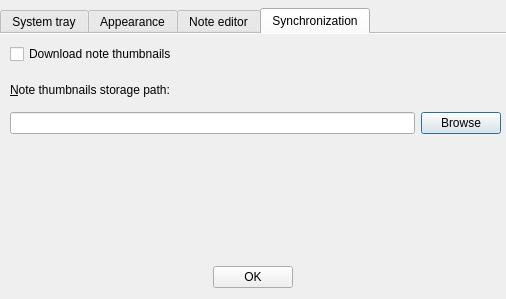
Above: src/dialogs/PreferencesDialog.ui from d1vanov/quentier before the change. Below: the same form after it.
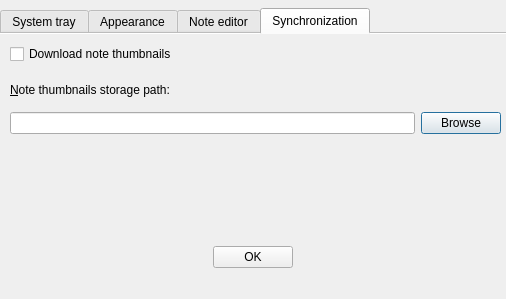
That is the form after the change.

```diff
--- a/src/dialogs/PreferencesDialog.ui
+++ b/src/dialogs/PreferencesDialog.ui
@@ -258,7 +258,7 @@
         <string>Download note thumbnails</string>
        </property>
       </widget>
-      <widget class="QWidget" name="">
+      <widget class="QWidget" name="layoutWidget1">
        <property name="geometry">
         <rect>
          <x>10</x>
@@ -330,6 +330,9 @@
      </item>
     </layout>
    </item>
+   <item>
+    <widget class="QLabel" name="statusTextLabel"/>
+   </item>
   </layout>
  </widget>
  <resources/>
```
Left out of the diff: 2 changed lines with no effect on the pictures.
